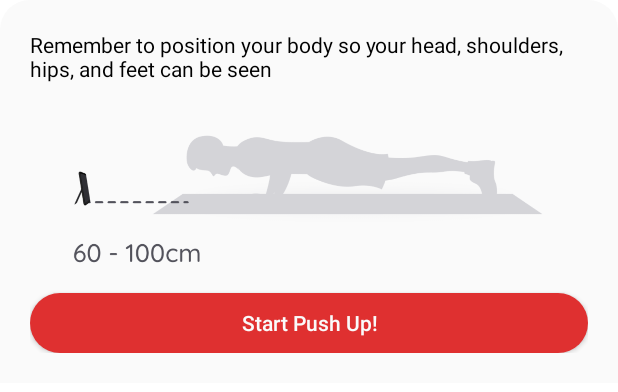
After one commit to PLBU/PushUpDetector, an Android app: the layout bottomsheet_tutorial.xml on its own in the app's theme, with its tools: preview values and no code run, on a phone screen of 412 x 824 dp. The commit adds this screen. Shown: the top 392 px of the screen. Run offline under Robolectric (Android 15) with nearby library versions, the phone set to English and light mode, and no system bars.

Commit message:
Changed some Styling

```diff
--- /dev/null
+++ b/app/src/main/res/drawable/bg_red_rounded.xml
@@ -0,0 +1,6 @@
+<?xml version="1.0" encoding="utf-8"?>
+<shape xmlns:android="http://schemas.android.com/apk/res/android"
+    android:shape="rectangle">
+    <solid android:color="@color/red"/>
+    <corners android:radius="20dp" />
+</shape>
--- /dev/null
+++ b/app/src/main/res/drawable/bg_white_top_rounded.xml
@@ -0,0 +1,6 @@
+<?xml version="1.0" encoding="utf-8"?>
+<shape xmlns:android="http://schemas.android.com/apk/res/android"
+    android:shape="rectangle">
+    <solid android:color="@color/white"/>
+    <corners android:topLeftRadius="20dp" android:topRightRadius="20dp" />
+</shape>
--- /dev/null
+++ b/app/src/main/res/drawable/ic_flip_camera.xml
@@ -0,0 +1,5 @@
+<vector android:alpha="0.7" android:height="24dp" android:tint="#FAFAFA"
+    android:viewportHeight="24" android:viewportWidth="24"
+    android:width="24dp" xmlns:android="http://schemas.android.com/apk/res/android">
+    <path android:fillColor="@android:color/white" android:pathData="M20,5h-3.17L15,3H9L7.17,5H4C2.9,5 2,5.9 2,7v12c0,1.1 0.9,2 2,2h16c1.1,0 2,-0.9 2,-2V7C22,5.9 21.1,5 20,5zM12,18c-2.76,0 -5,-2.24 -5,-5H5l2.5,-2.5L10,13H8c0,2.21 1.79,4 4,4c0.58,0 1.13,-0.13 1.62,-0.35l0.74,0.74C13.65,17.76 12.86,18 12,18zM16.5,15.5L14,13h2c0,-2.21 -1.79,-4 -4,-4c-0.58,0 -1.13,0.13 -1.62,0.35L9.64,8.62C10.35,8.24 11.14,8 12,8c2.76,0 5,2.24 5,5h2L16.5,15.5z"/>
+</vector>
--- /dev/null
+++ b/app/src/main/res/layout/bottomsheet_tutorial.xml
@@ -0,0 +1,26 @@
+<?xml version="1.0" encoding="utf-8"?>
+<androidx.appcompat.widget.LinearLayoutCompat xmlns:android="http://schemas.android.com/apk/res/android"
+    xmlns:app="http://schemas.android.com/apk/res-auto"
+    android:layout_width="match_parent"
+    android:layout_height="wrap_content"
+    android:background="@drawable/bg_white_top_rounded"
+    android:orientation="vertical"
+    android:padding="20dp">
+
+    <TextView
+        android:layout_width="wrap_content"
+        android:layout_height="wrap_content"
+        android:text="@string/positionHint"
+        android:textColor="@color/black" />
+
+    <androidx.appcompat.widget.AppCompatImageView
+        android:layout_width="match_parent"
+        android:layout_height="140dp"
+        app:srcCompat="@drawable/img_tutorial_pushup" />
+
+    <androidx.appcompat.widget.AppCompatButton
+        android:text="@string/startPushUp"
+        style="@style/button"
+        android:layout_width="match_parent"
+        android:layout_height="40dp"/>
+</androidx.appcompat.widget.LinearLayoutCompat>
--- a/app/src/main/res/values-night/themes.xml
+++ b/app/src/main/res/values-night/themes.xml
@@ -1,6 +1,6 @@
 <resources xmlns:tools="http://schemas.android.com/tools">
     <!-- Base application theme. -->
-    <style name="Theme.PushUpDetector" parent="Theme.MaterialComponents.DayNight.DarkActionBar">
+    <style name="Theme.PushUpDetector" parent="Theme.MaterialComponents.DayNight.NoActionBar">
         <!-- Primary brand color. -->
         <item name="colorPrimary">@color/orange_1000</item>
         <item name="colorPrimaryVariant">@color/orange_250</item>
@@ -10,7 +10,8 @@
         <item name="colorSecondaryVariant">@color/orange_250</item>
         <item name="colorOnSecondary">@color/black</item>
         <!-- Status bar color. -->
-        <item name="android:statusBarColor">@color/low_transparent</item>
+        <item name="android:statusBarColor">@color/white</item>
+        <item name="android:windowLightStatusBar">true</item>
         <!-- Customize your theme here. -->
     </style>
 </resources>
--- a/app/src/main/res/values/colors.xml
+++ b/app/src/main/res/values/colors.xml
@@ -3,8 +3,10 @@
     <color name="orange_250">#FCE1CF</color>
     <color name="orange_1000">#F4873D</color>
     <color name="black">#FF000000</color>
-    <color name="white">#FFFFFFFF</color>
+    <color name="white">#FAFAFA</color>
     <color name="gray_500">#71717A</color>
     <color name="gray_800">#27272A</color>
     <color name="low_transparent">#B3FAFAFA</color>
+    <color name="transparent">#00FFFFFF</color>
+    <color name="red">#DF3030</color>
 </resources>
--- a/app/src/main/res/values/strings.xml
+++ b/app/src/main/res/values/strings.xml
@@ -2,4 +2,6 @@
     <string name="app_name">PushUpDetector</string>
     <string name="counter">Counter</string>
     <string name="flip">Flip</string>
+    <string name="positionHint">Remember to position your body so your head, shoulders, hips, and feet can be seen</string>
+    <string name="startPushUp">Start Push Up!</string>
 </resources>
--- /dev/null
+++ b/app/src/main/res/values/styles.xml
@@ -0,0 +1,13 @@
+<?xml version="1.0" encoding="utf-8"?>
+<resources>
+    <style name="title" parent="Base.TextAppearance.AppCompat">
+        <item name="android:textSize">20sp</item>
+        <item name="android:fontFamily">@font/racing_sans_one</item>
+    </style>
+
+    <style name="button">
+        <item name="android:background">@drawable/bg_red_rounded</item>
+        <item name="android:textAllCaps">false</item>
+        <item name="android:textColor">@color/white</item>
+    </style>
+</resources>
--- a/app/src/main/res/values/themes.xml
+++ b/app/src/main/res/values/themes.xml
@@ -1,6 +1,6 @@
 <resources xmlns:tools="http://schemas.android.com/tools">
     <!-- Base application theme. -->
-    <style name="Theme.PushUpDetector" parent="Theme.MaterialComponents.DayNight.DarkActionBar">
+    <style name="Theme.PushUpDetector" parent="Theme.MaterialComponents.DayNight.NoActionBar">
         <!-- Primary brand color. -->
         <item name="colorPrimary">@color/orange_1000</item>
         <item name="colorPrimaryVariant">@color/orange_250</item>
@@ -10,7 +10,8 @@
         <item name="colorSecondaryVariant">@color/orange_250</item>
         <item name="colorOnSecondary">@color/black</item>
         <!-- Status bar color. -->
-        <item name="android:statusBarColor">@color/low_transparent</item>
+        <item name="android:statusBarColor">@color/white</item>
+        <item name="android:windowLightStatusBar">true</item>
         <!-- Customize your theme here. -->
     </style>
 </resources>
```
Also changed, not shown: app/src/main/res/layout/activity_main.xml (+20 -21 lines), app/src/main/res/drawable/img_tutorial_pushup.png (added), app/src/main/res/font/racing_sans_one.ttf (added).
